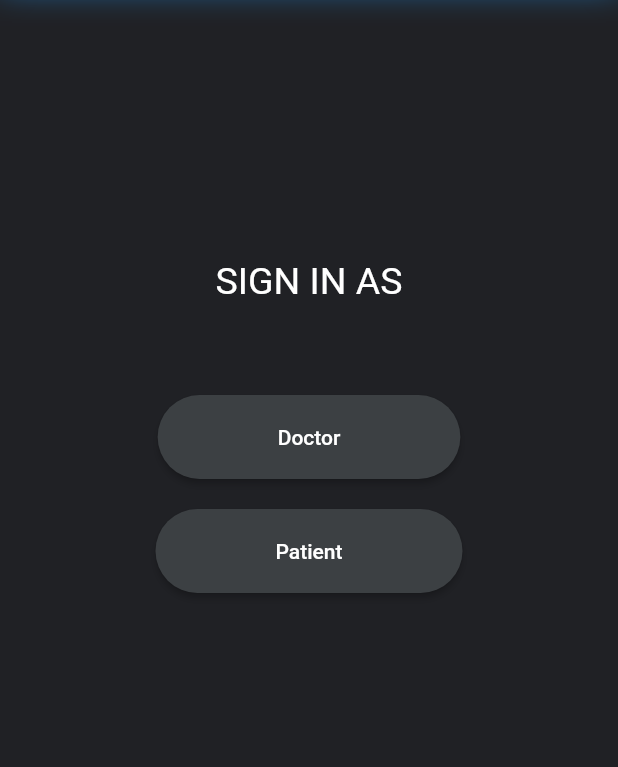
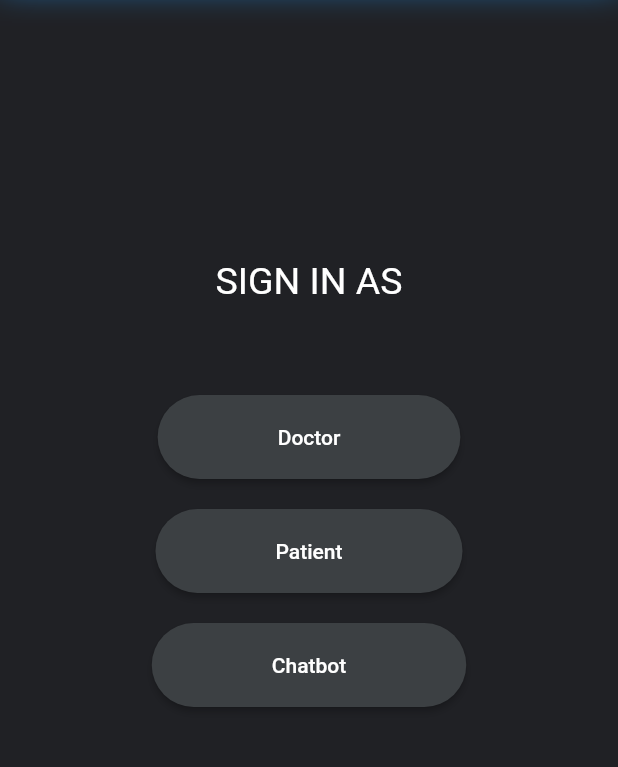
Before and after one commit to Maryam023/FYP, a Flutter app: the screen it shows after launch, on a phone screen of 412 x 824 dp, the part 139-906 px from its top. Run offline on Flutter 3.47's test engine with Material 2 defaults, Android fonts, the phone set to English and light mode, and no system bars; our stand-ins replace circular_profile_avatar, cloud_firestore, firebase_auth, firebase_core, firebase_storage, image_picker; missing offline and left inert: gender_selector, syncfusion_flutter_pdf, tflite; accounts and stored records are empty.

```diff
--- a/lib/main.dart
+++ b/lib/main.dart
@@ -1,8 +1,10 @@
 
 
+import 'dart:convert';
 import 'package:firebase_core/firebase_core.dart';
 import 'package:flutter/material.dart';
 import 'package:remedium/patient_sign_in.dart';
+import 'package:http/http.dart' as http;
 
 import 'consultation.dart';
 import 'doctor_sign_in.dart';
@@ -60,6 +62,8 @@ class MyHomePage extends StatefulWidget {
 }
 
 class _MyHomePageState extends State<MyHomePage> {
+  String greetings = '';
+
   @override
   Widget build(BuildContext context) {
     // This method is rerun every time setState is called, for instance as done
@@ -160,6 +164,23 @@ class _MyHomePageState extends State<MyHomePage> {
                           MaterialPageRoute(builder: (context) => patient_sign_in()),
                         );},
                         child: Text("Patient",style:TextStyle(color: Colors.white))),
+                    SizedBox(
+                      height: 20,
+                    ),
+                    RaisedButton(
+                        color: Color(0xFF3C4043),
+                        padding: EdgeInsets.fromLTRB(80, 20, 80, 20),
+                        shape:  new RoundedRectangleBorder(borderRadius: new BorderRadius.circular(30.0)),
+                        onPressed:() async{
+                          final res = await  http.get("http://127.0.0.1:5000/");
+                          final decoded = json.decode(res.body) as Map <String, dynamic>;
+
+                          setState(() {
+                            greetings = decoded['greetings'];
+                          });
+
+                        },
+                        child: Text("Chatbot",style:TextStyle(color: Colors.white))),
 
 
                   ],
```
Also changed, not shown: pubspec.yaml (+8 -7 lines), pubspec.lock.
